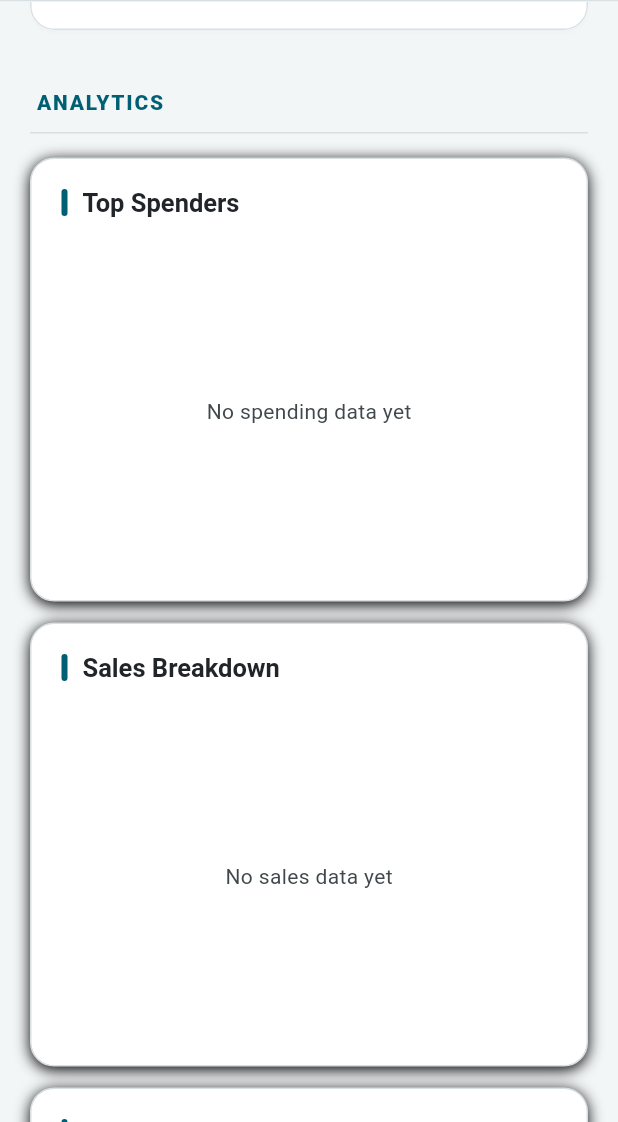
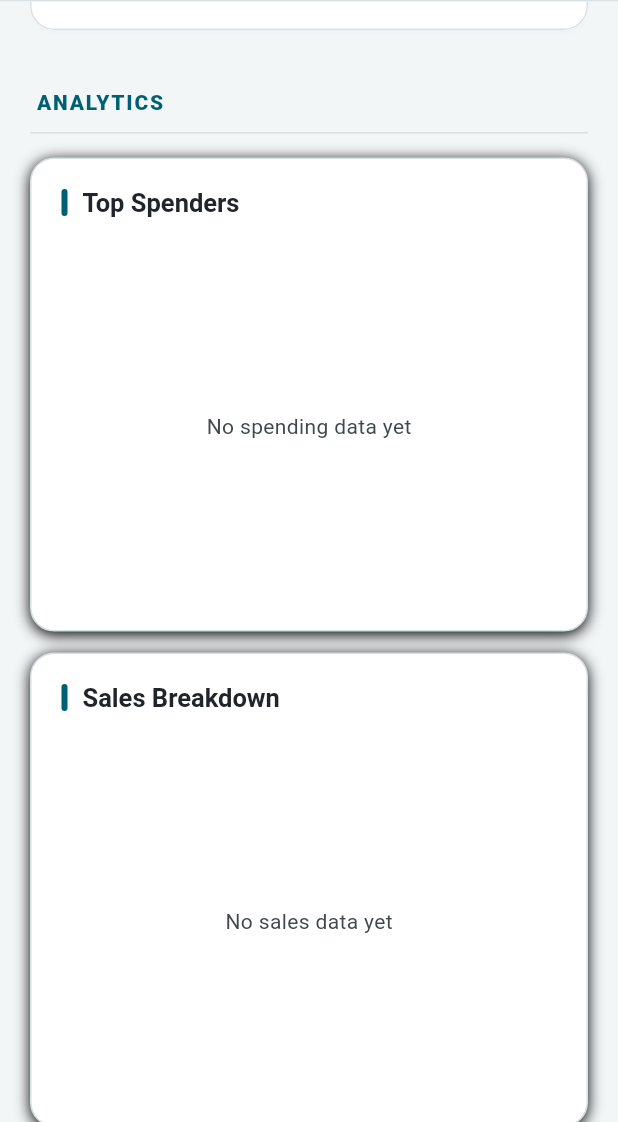
Before and after one commit to EarlConz/LZCAS, a Flutter app: the screen it shows after launch, scrolled down 576 dp, on a phone screen of 412 x 824 dp, the part 114-1236 px from its top. Run offline on Flutter 3.47's test engine with Material 3 defaults, Android fonts, the phone set to English and light mode, and no system bars; our stand-ins replace csv, drift, fl_chart, supabase_flutter; missing offline and left inert: file_selector, qr; accounts and stored records are empty; generated files the repository leaves out were written again.

Commit message:
Pie Charts Fix

```diff
--- a/lib/pages/dashboardpage.dart
+++ b/lib/pages/dashboardpage.dart
@@ -705,7 +705,7 @@ class _DashboardPageState extends State<DashboardPage> {
     final theme = Theme.of(context);
 
     return SizedBox(
-      height: isMobile ? 220 : 240,
+      height: isMobile ? 240 : 240,
       child: legendItems.isEmpty
           ? Center(
               child: Text(
@@ -718,7 +718,7 @@ class _DashboardPageState extends State<DashboardPage> {
               mainAxisSize: MainAxisSize.min,
               children: [
                 SizedBox(
-                  height: 120,
+                  height: 160,
                   child: PieChart(
                     PieChartData(
                       sectionsSpace: 2,
@@ -729,18 +729,22 @@ class _DashboardPageState extends State<DashboardPage> {
                     ),
                   ),
                 ),
-                const SizedBox(height: 12),
+                const SizedBox(height: 28),
                 Wrap(
-                  spacing: 6,
-                  runSpacing: 4,
+                  spacing: 8,
+                  runSpacing: 8,
                   alignment: WrapAlignment.center,
                   children: legendItems,
                 ),
               ],
             )
           : Row(
+              crossAxisAlignment: CrossAxisAlignment.start,
               children: [
                 Expanded(
+                  child: SizedBox(
+                    width: double.infinity,
+                    height: double.infinity,
                     child: PieChart(
                       PieChartData(
                         sectionsSpace: 4,
@@ -748,6 +752,7 @@ class _DashboardPageState extends State<DashboardPage> {
                         sections: sections,
                         pieTouchData:
                             pieTouchData ?? PieTouchData(enabled: false),
+                      ),
                     ),
                   ),
                 ),
```
Lines whose indentation alone changed are shown as unchanged.
